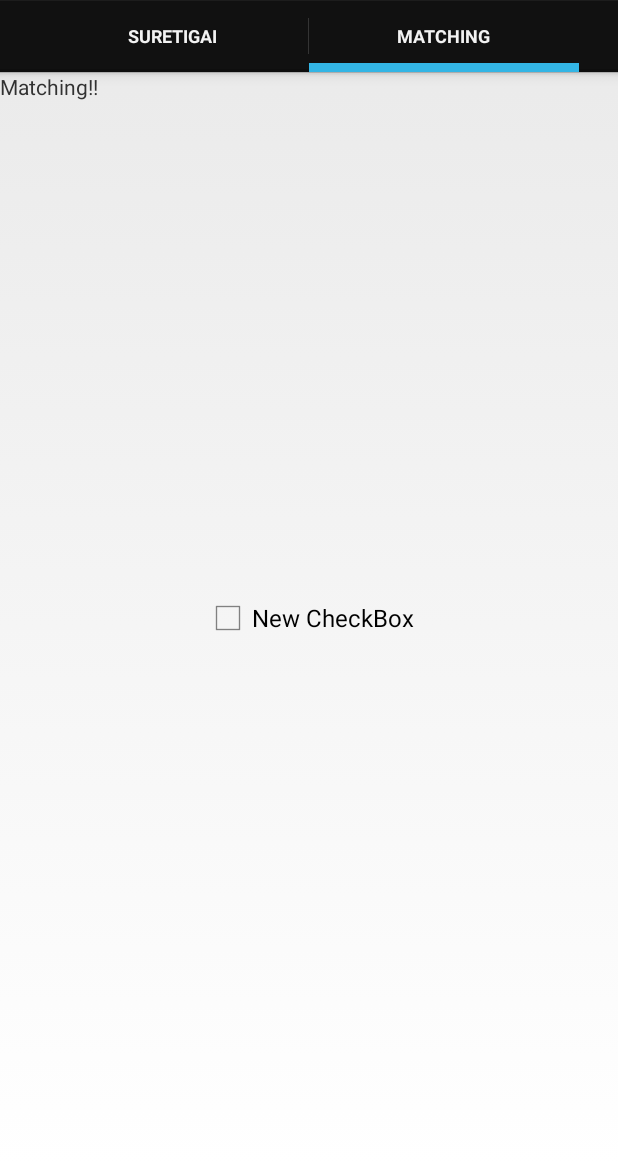
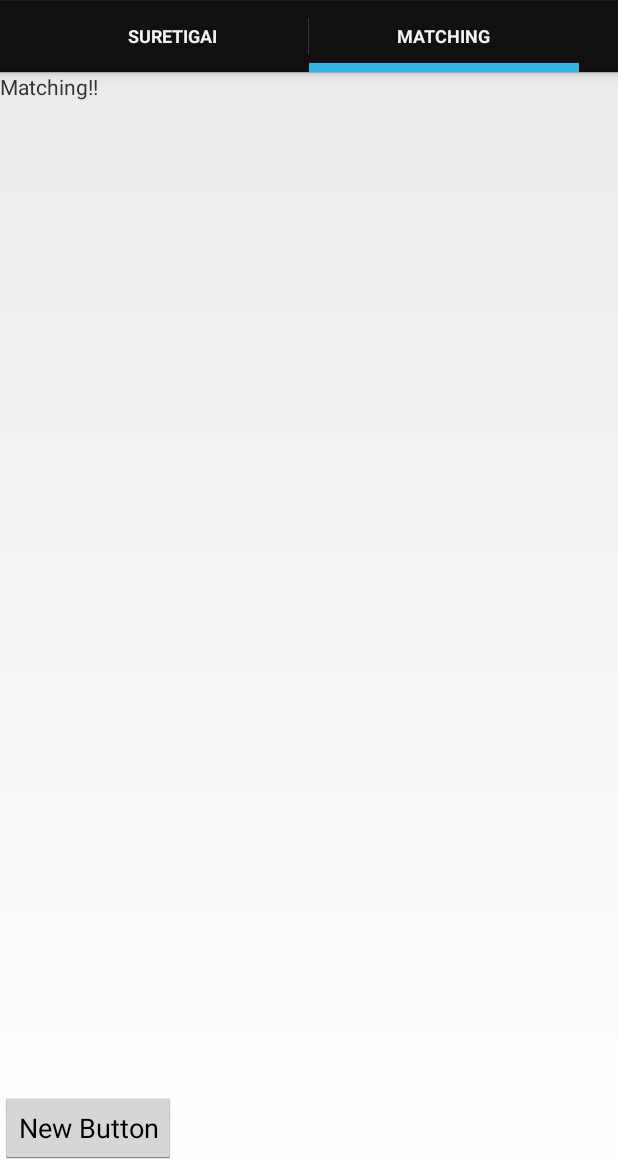
Before and after one commit to tbtyuk/BikeCommunity, an Android app: the screen it shows after launch (MyActivity), tab 2 chosen, on a phone screen of 412 x 824 dp, the part 72-1236 px from its top. Run offline under Robolectric (Android 15) with nearby library versions, the phone set to English and light mode, and no system bars.

Commit message:
ボタン変更

```diff
--- a/app/src/main/res/layout/fragment_matching.xml
+++ b/app/src/main/res/layout/fragment_matching.xml
@@ -10,11 +10,11 @@
         android:layout_height="72dp"
         android:text="@string/matchingmessage" />
 
-    <CheckBox
+    <Button
         android:layout_width="wrap_content"
         android:layout_height="wrap_content"
-        android:text="New CheckBox"
-        android:id="@+id/checkBox"
-        android:layout_gravity="center" />
+        android:text="New Button"
+        android:id="@+id/button"
+        android:layout_gravity="left|bottom" />
 
 </FrameLayout>
```
Also changed, not shown: 1 other file.
